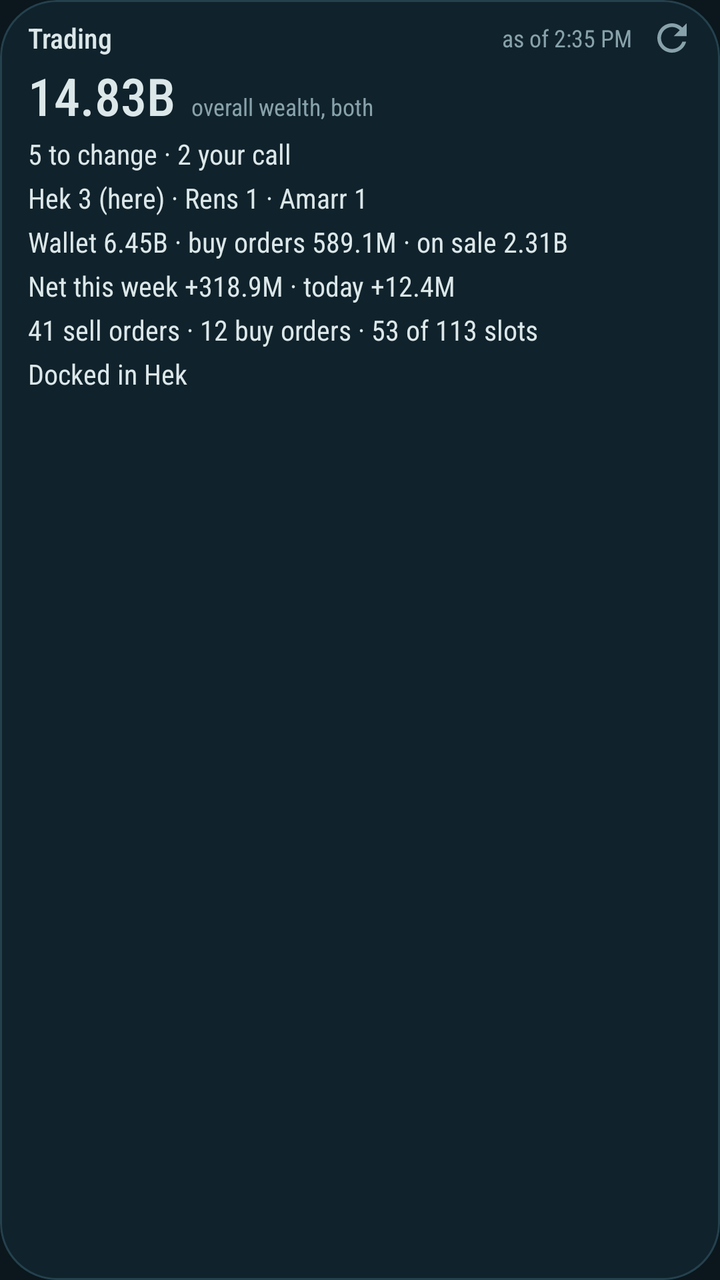
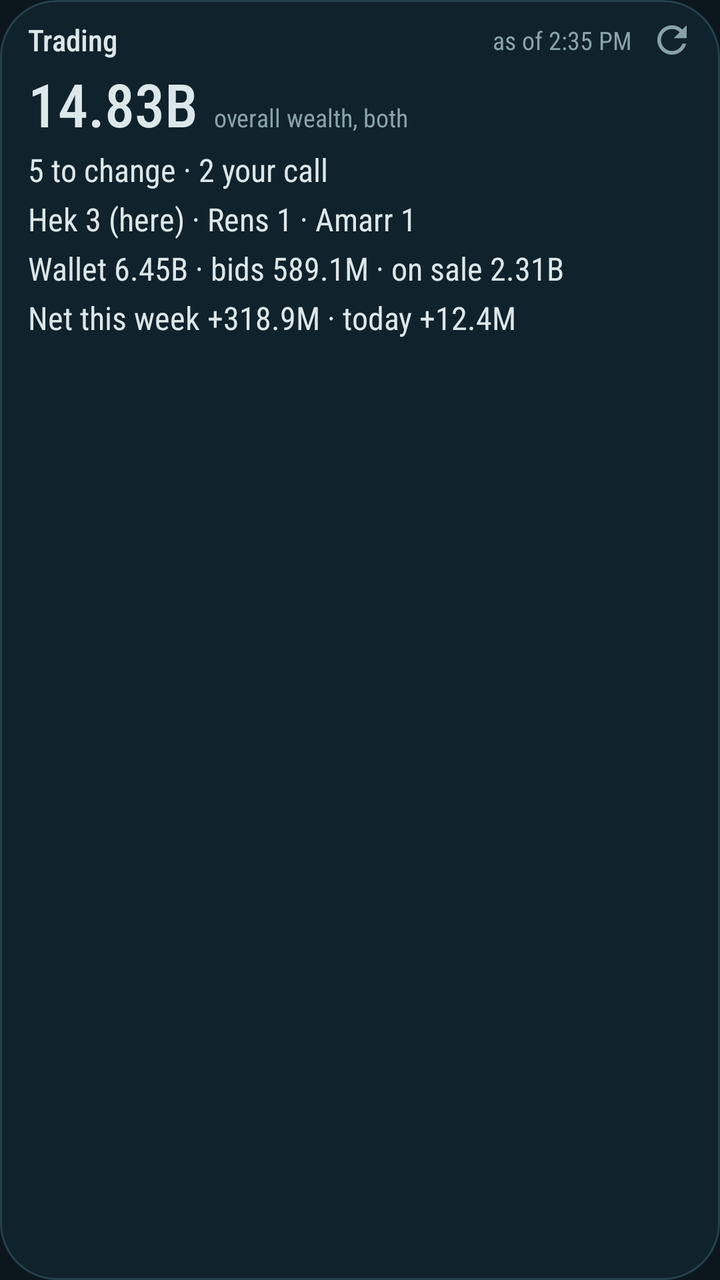

The first picture is an Android layout as it rendered before a commit; the second is the same layout after the commit. The layout source and the unified diff follow.
<!-- AndroidManifest.xml: application theme Theme.EveOps -->
<!-- res/layout/widget_trading.xml -->
<?xml version="1.0" encoding="utf-8"?>
<LinearLayout xmlns:android="http://schemas.android.com/apk/res/android"
    android:id="@android:id/background"
    android:layout_width="match_parent"
    android:layout_height="match_parent"
    android:background="@drawable/widget_bg"
    android:clipToOutline="true"
    android:orientation="vertical"
    android:paddingStart="14dp"
    android:paddingTop="4dp"
    android:paddingEnd="4dp"
    android:paddingBottom="10dp">

    <LinearLayout
        android:layout_width="match_parent"
        android:layout_height="30dp"
        android:gravity="center_vertical"
        android:orientation="horizontal">

        <TextView
            android:id="@+id/title"
            style="@style/W.Title"
            android:layout_width="0dp"
            android:layout_weight="1"
            android:text="Trading" />

        <TextView
            android:id="@+id/as_of"
            style="@style/W.Dim"
            android:text="as of 2:35 PM" />

        <ImageView
            android:id="@+id/refresh"
            android:layout_width="40dp"
            android:layout_height="30dp"
            android:contentDescription="@string/refresh"
            android:paddingHorizontal="9dp"
            android:paddingVertical="4dp"
            android:src="@drawable/ic_refresh" />
    </LinearLayout>

    <LinearLayout
        android:layout_width="match_parent"
        android:layout_height="wrap_content"
        android:orientation="horizontal"
        android:paddingEnd="10dp">

        <TextView
            android:id="@+id/big"
            style="@style/W.Big"
            android:text="14.83B" />

        <TextView
            android:id="@+id/big_note"
            style="@style/W.Dim"
            android:layout_marginStart="8dp"
            android:text="overall wealth, both" />
    </LinearLayout>

    <TextView
        android:id="@+id/line1"
        style="@style/W.Line"
        android:paddingEnd="10dp"
        android:text="5 to change · 2 your call" />

    <TextView
        android:id="@+id/line2"
        style="@style/W.Line"
        android:paddingEnd="10dp"
        android:text="Hek 3 (here) · Rens 1 · Amarr 1" />

    <TextView
        android:id="@+id/line3"
        style="@style/W.Line"
        android:paddingEnd="10dp"
        android:text="Wallet 6.45B · buy orders 589.1M · on sale 2.31B" />

    <TextView
        android:id="@+id/line4"
        style="@style/W.Line"
        android:paddingEnd="10dp"
        android:text="Net this week +318.9M · today +12.4M" />

    <TextView
        android:id="@+id/line5"
        style="@style/W.Line"
        android:paddingEnd="10dp"
        android:text="41 sell orders · 12 buy orders · 53 of 113 slots" />

    <TextView
        android:id="@+id/line6"
        style="@style/W.Line"
        android:paddingEnd="10dp"
        android:text="Docked in Hek" />
</LinearLayout>
<!-- resources referenced by this layout -->
<resources>
  <!-- drawable ic_refresh (drawable) -->
  <?xml version="1.0" encoding="utf-8"?>
  <vector xmlns:android="http://schemas.android.com/apk/res/android"
      android:width="24dp" android:height="24dp" android:viewportWidth="24" android:viewportHeight="24">
      <path android:fillColor="#88A2AB"
          android:pathData="M17.65,6.35C16.2,4.9 14.21,4 12,4c-4.42,0 -7.99,3.58 -7.99,8s3.57,8 7.99,8c3.73,0 6.84,-2.55 7.73,-6h-2.08c-0.82,2.33 -3.04,4 -5.65,4 -3.31,0 -6,-2.69 -6,-6s2.69,-6 6,-6c1.66,0 3.14,0.69 4.22,1.78L13,11h7V4l-2.35,2.35z" />
  </vector>
  <!-- drawable widget_bg (drawable) -->
  <?xml version="1.0" encoding="utf-8"?>
  <shape xmlns:android="http://schemas.android.com/apk/res/android" android:shape="rectangle">
      <solid android:color="@color/hull" />
      <stroke android:width="1dp" android:color="@color/seam" />
      <corners android:radius="@android:dimen/system_app_widget_background_radius" />
  </shape>
  <string name="refresh">Refresh</string>
  <style name="W.Big">
          <item name="android:fontFamily">sans-serif-condensed-medium</item>
          <item name="android:textSize">26sp</item>
          <item name="android:includeFontPadding">false</item>
      </style>
  <style name="W.Dim">
          <item name="android:textSize">12sp</item>
          <item name="android:textColor">@color/dim</item>
      </style>
  <style name="W.Line">
          <item name="android:layout_width">match_parent</item>
          <item name="android:layout_marginTop">3dp</item>
          <item name="android:textSize">14sp</item>
      </style>
  <style name="W.Title">
          <item name="android:fontFamily">sans-serif-condensed-medium</item>
          <item name="android:textSize">14sp</item>
      </style>
  <style name="Theme.EveOps" parent="android:Theme.Material.NoActionBar">
          <item name="android:windowBackground">@color/space</item>
          <item name="android:statusBarColor">@color/space</item>
          <item name="android:navigationBarColor">@color/space</item>
          <item name="android:windowLightStatusBar">false</item>
          <item name="android:colorAccent">@color/isk</item>
      </style>
  <color name="hull">#10222B</color>
  <color name="seam">#24414D</color>
  <color name="dim">#88A2AB</color>
  <color name="space">#0B171D</color>
  <color name="isk">#F2B94B</color>
</resources>

<!-- the commit's change to res/layout/widget_trading.xml (unified diff, before → after) -->
@@ -12,8 +12,9 @@
     android:paddingBottom="10dp">
 
     <LinearLayout
+        android:id="@+id/head"
         android:layout_width="match_parent"
-        android:layout_height="30dp"
+        android:layout_height="32dp"
         android:gravity="center_vertical"
         android:orientation="horizontal">
 
@@ -32,10 +33,10 @@
         <ImageView
             android:id="@+id/refresh"
             android:layout_width="40dp"
-            android:layout_height="30dp"
+            android:layout_height="match_parent"
             android:contentDescription="@string/refresh"
             android:paddingHorizontal="9dp"
-            android:paddingVertical="4dp"
+            android:paddingVertical="5dp"
             android:src="@drawable/ic_refresh" />
     </LinearLayout>
 
@@ -73,7 +74,7 @@
         android:id="@+id/line3"
         style="@style/W.Line"
         android:paddingEnd="10dp"
-        android:text="Wallet 6.45B · buy orders 589.1M · on sale 2.31B" />
+        android:text="Wallet 6.45B · bids 589.1M · on sale 2.31B" />
 
     <TextView
         android:id="@+id/line4"
@@ -85,11 +86,13 @@
         android:id="@+id/line5"
         style="@style/W.Line"
         android:paddingEnd="10dp"
-        android:text="41 sell orders · 12 buy orders · 53 of 113 slots" />
+        android:text=""
+        android:visibility="gone" />
 
     <TextView
         android:id="@+id/line6"
         style="@style/W.Line"
         android:paddingEnd="10dp"
-        android:text="Docked in Hek" />
+        android:text=""
+        android:visibility="gone" />
 </LinearLayout>
<!-- resource entries referenced after the edit -->
@@ -17,21 +17,21 @@
   <string name="refresh">Refresh</string>
   <style name="W.Big">
           <item name="android:fontFamily">sans-serif-condensed-medium</item>
-          <item name="android:textSize">26sp</item>
+          <item name="android:textSize">30sp</item>
           <item name="android:includeFontPadding">false</item>
       </style>
   <style name="W.Dim">
-          <item name="android:textSize">12sp</item>
+          <item name="android:textSize">12.5sp</item>
           <item name="android:textColor">@color/dim</item>
       </style>
   <style name="W.Line">
           <item name="android:layout_width">match_parent</item>
           <item name="android:layout_marginTop">3dp</item>
-          <item name="android:textSize">14sp</item>
+          <item name="android:textSize">16sp</item>
       </style>
   <style name="W.Title">
           <item name="android:fontFamily">sans-serif-condensed-medium</item>
-          <item name="android:textSize">14sp</item>
+          <item name="android:textSize">15sp</item>
       </style>
   <style name="Theme.EveOps" parent="android:Theme.Material.NoActionBar">
           <item name="android:windowBackground">@color/space</item>
